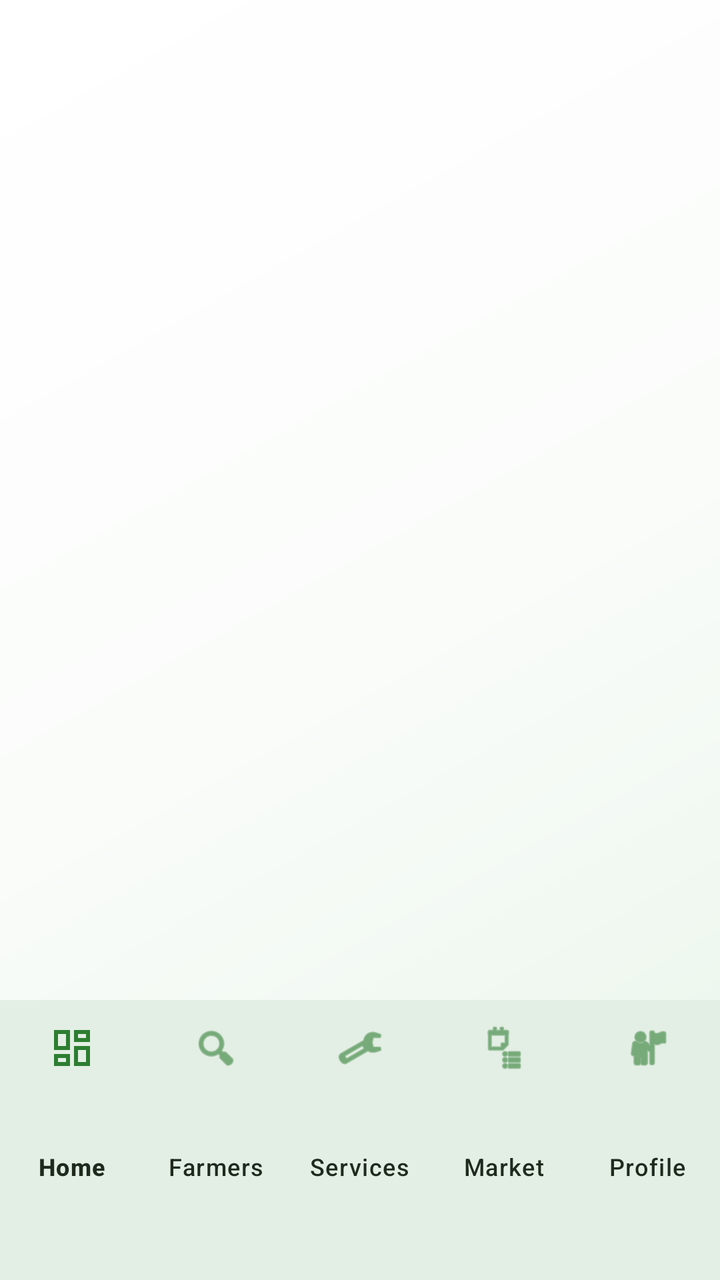
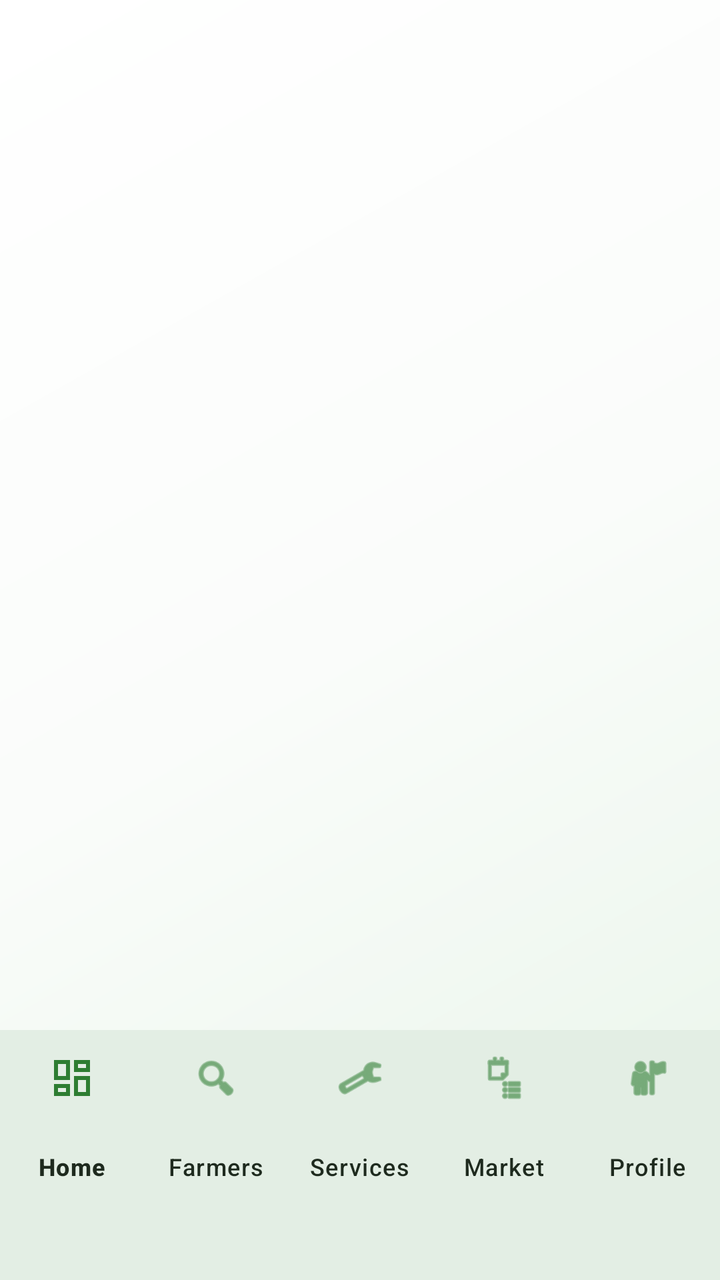

Before-and-after screenshots of an Android layout around one commit, followed by the original layout XML and the change that was made.
<!-- AndroidManifest.xml: application theme Theme.VillageConnect -->
<!-- res/layout/activity_landowner_main.xml -->
<?xml version="1.0" encoding="utf-8"?>
<androidx.constraintlayout.widget.ConstraintLayout
    xmlns:android="http://schemas.android.com/apk/res/android"
    xmlns:app="http://schemas.android.com/apk/res-auto"
    android:id="@+id/main"
    android:layout_width="match_parent"
    android:layout_height="match_parent"
    android:background="@drawable/bg_landowner_root">

    <androidx.fragment.app.FragmentContainerView
        android:id="@+id/landownerFragmentContainer"
        android:layout_width="0dp"
        android:layout_height="0dp"
        app:layout_constraintBottom_toTopOf="@id/bottomNavigation"
        app:layout_constraintEnd_toEndOf="parent"
        app:layout_constraintStart_toStartOf="parent"
        app:layout_constraintTop_toTopOf="parent" />

    <com.google.android.material.bottomnavigation.BottomNavigationView
        android:id="@+id/bottomNavigation"
        android:layout_width="0dp"
        android:layout_height="140dp"
        android:paddingBottom="36dp"
        android:background="@color/cardBackground"
        app:elevation="10dp"
        app:itemIconTint="@color/colorPrimary"
        app:itemTextColor="@color/colorTextPrimary"
        app:labelVisibilityMode="labeled"
        app:layout_constraintBottom_toBottomOf="parent"
        app:layout_constraintEnd_toEndOf="parent"
        app:layout_constraintHorizontal_bias="0.0"
        app:layout_constraintStart_toStartOf="parent"
        app:menu="@menu/menu_landowner_bottom" />

</androidx.constraintlayout.widget.ConstraintLayout>
<!-- resources referenced by this layout -->
<resources>
  <color name="cardBackground">#FFFFFF</color>
  <color name="colorPrimary">@color/primary</color>
  <color name="colorTextPrimary">@color/textPrimary</color>
  <!-- drawable bg_landowner_root (drawable) -->
  <?xml version="1.0" encoding="utf-8"?>
  <shape xmlns:android="http://schemas.android.com/apk/res/android">
      <gradient
          android:angle="135"
          android:startColor="@color/gradient_soft_start"
          android:centerColor="@color/gradient_soft_center"
          android:endColor="@color/gradient_soft_end"
          android:type="linear" />
  </shape>
  <style name="Theme.VillageConnect" parent="Base.Theme.VillageConnect" />
  <color name="primary">#2E7D32</color>
  <color name="textPrimary">#1E2A1E</color>
  <color name="gradient_soft_start">#E8F5E9</color>
  <color name="gradient_soft_center">#FAFCFA</color>
  <color name="gradient_soft_end">#FFFFFF</color>
  <color name="onPrimary">#FFFFFF</color>
  <color name="primaryContainer">#E8F5E9</color>
  <color name="onPrimaryContainer">#0F2A12</color>
  <color name="secondary">#6F8F72</color>
  <color name="onSecondary">#FFFFFF</color>
  <color name="secondaryContainer">#EEF6EE</color>
  <color name="onSecondaryContainer">#1D2B1F</color>
  <color name="tertiary">#38BDF8</color>
  <color name="onTertiary">#003544</color>
  <color name="tertiaryContainer">#E0F7FF</color>
  <color name="onTertiaryContainer">#001E28</color>
  <color name="background">#FAFCFA</color>
  <color name="onBackground">#1E2A1E</color>
  <color name="surface">#FFFFFF</color>
  <color name="onSurface">#1E2A1E</color>
  <color name="surfaceVariant">#F1F5F1</color>
  <color name="onSurfaceVariant">#5F6B5F</color>
  <color name="outline">#DDE5DD</color>
  <color name="outlineVariant">#E8EEE8</color>
  <color name="error">#DC2626</color>
  <color name="onError">#FFFFFF</color>
  <color name="weatherCardBackground">#F7FCF8</color>
  <color name="weatherCardBackgroundDeep">#EAF6ED</color>
  <color name="weatherCardBorder">#DDEBDD</color>
  <color name="weatherTextPrimary">#102A18</color>
  <color name="weatherTextSecondary">#52645A</color>
  <color name="weatherTextMuted">#7D8F84</color>
  <color name="weatherAccentGreen">#2E7D32</color>
  <color name="weatherAccentBlue">#38BDF8</color>
  <color name="weatherDivider">#D8E6DD</color>
  <color name="weatherIconBg">#E8F5E9</color>
  <color name="weatherOverlayStart">#F2F7FCF8</color>
  <color name="weatherOverlayCenter">#DDF7FCF8</color>
  <color name="weatherOverlayEnd">#33E0F7FF</color>
  <!-- unchanged entries left out for length: 1 -->
</resources>

<!-- the commit's change to res/layout/activity_landowner_main.xml (unified diff, before → after) -->
@@ -19,7 +19,7 @@
     <com.google.android.material.bottomnavigation.BottomNavigationView
         android:id="@+id/bottomNavigation"
         android:layout_width="0dp"
-        android:layout_height="140dp"
+        android:layout_height="125dp"
         android:paddingBottom="36dp"
         android:background="@color/cardBackground"
         app:elevation="10dp"
